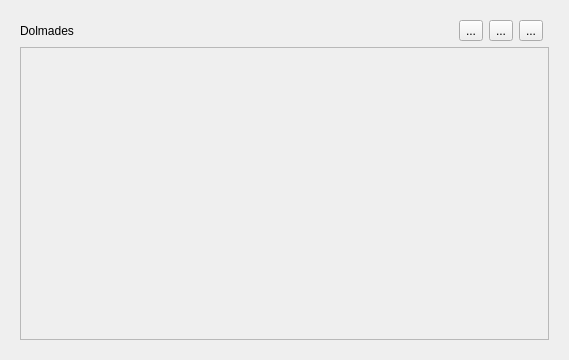
Before: the Qt Designer form dolmades/basewidget.ui in dolmades/dolmades-gui, drawn with Qt 5.
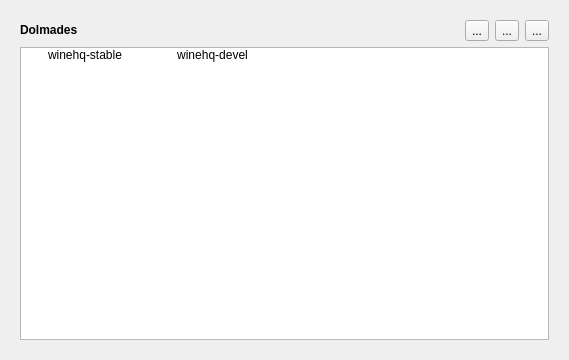
After: the same form once the commit is applied. Icons and pictures are not drawn.

The edit to the form file:
```diff
--- a/dolmades/basewidget.ui
+++ b/dolmades/basewidget.ui
@@ -48,38 +48,7 @@
        <item row="0" column="0">
         <widget class="QLabel" name="label">
          <property name="text">
-          <string>Dolmades</string>
-         </property>
-        </widget>
-       </item>
-       <item row="1" column="0" colspan="6">
-        <widget class="QScrollArea" name="scrollArea">
-         <property name="autoFillBackground">
-          <bool>true</bool>
-         </property>
-         <property name="widgetResizable">
-          <bool>true</bool>
-         </property>
-         <widget class="QWidget" name="scrollAreaWidgetContents">
-          <property name="geometry">
-           <rect>
-            <x>0</x>
-            <y>0</y>
-            <width>531</width>
-            <height>293</height>
-           </rect>
-          </property>
-         </widget>
-        </widget>
-       </item>
-       <item row="0" column="3">
-        <widget class="QToolButton" name="toolButton_2">
-         <property name="text">
-          <string>...</string>
-         </property>
-         <property name="icon">
-          <iconset resource="resources.qrc">
-           <normaloff>:/icons/add.png</normaloff>:/icons/add.png</iconset>
+          <string>&lt;html&gt;&lt;head/&gt;&lt;body&gt;&lt;p&gt;&lt;span style=&quot; font-weight:600;&quot;&gt;Dolmades&lt;/span&gt;&lt;/p&gt;&lt;/body&gt;&lt;/html&gt;</string>
          </property>
         </widget>
        </item>
@@ -94,6 +63,63 @@
          </property>
         </widget>
        </item>
+       <item row="0" column="3">
+        <widget class="QToolButton" name="toolButton_2">
+         <property name="toolTip">
+          <string>add a dolmade...</string>
+         </property>
+         <property name="text">
+          <string>...</string>
+         </property>
+         <property name="icon">
+          <iconset resource="resources.qrc">
+           <normaloff>:/icons/add.png</normaloff>:/icons/add.png</iconset>
+         </property>
+        </widget>
+       </item>
+       <item row="1" column="0" colspan="5">
+        <widget class="QListWidget" name="dolmadesListWidget">
+         <property name="movement">
+          <enum>QListView::Snap</enum>
+         </property>
+         <property name="resizeMode">
+          <enum>QListView::Adjust</enum>
+         </property>
+         <property name="gridSize">
+          <size>
+           <width>128</width>
+           <height>128</height>
+          </size>
+         </property>
+         <property name="viewMode">
+          <enum>QListView::IconMode</enum>
+         </property>
+         <item>
+          <property name="text">
+           <string>winehq-stable</string>
+          </property>
+          <property name="toolTip">
+           <string>&lt;html&gt;&lt;head/&gt;&lt;body&gt;&lt;p&gt;&lt;span style=&quot; font-weight:600; font-style:italic;&quot;&gt;recipe&lt;/span&gt;&lt;span style=&quot; font-style:italic;&quot;&gt;: &lt;/span&gt;winehq-stable&lt;/p&gt;&lt;p&gt;&lt;span style=&quot; font-weight:600; font-style:italic;&quot;&gt;ingredients&lt;/span&gt;&lt;span style=&quot; font-style:italic;&quot;&gt;: &lt;/span&gt;&lt;/p&gt;&lt;p&gt;docker://dolmades/winehq-stable&lt;/p&gt;&lt;/body&gt;&lt;/html&gt;</string>
+          </property>
+          <property name="icon">
+           <iconset resource="resources.qrc">
+            <normaloff>:/icons/dolmade_green.png</normaloff>:/icons/dolmade_green.png</iconset>
+          </property>
+         </item>
+         <item>
+          <property name="text">
+           <string>winehq-devel</string>
+          </property>
+          <property name="toolTip">
+           <string>&lt;html&gt;&lt;head/&gt;&lt;body&gt;&lt;p&gt;&lt;span style=&quot; font-style:italic;&quot;&gt;base:&lt;/span&gt; dolmades/winehq-devel&lt;/p&gt;&lt;p&gt;&lt;span style=&quot; font-style:italic;&quot;&gt;recipe: none&lt;/span&gt;&lt;/p&gt;&lt;p&gt;&lt;span style=&quot; font-style:italic;&quot;&gt;ingredients: none&lt;/span&gt;&lt;/p&gt;&lt;/body&gt;&lt;/html&gt;</string>
+          </property>
+          <property name="icon">
+           <iconset resource="resources.qrc">
+            <normaloff>:/icons/dolmade_green.png</normaloff>:/icons/dolmade_green.png</iconset>
+          </property>
+         </item>
+        </widget>
+       </item>
       </layout>
      </widget>
      <widget class="QWidget" name="recipesWidget">
```
Left out of the diff: 168 changed lines with no effect on the pictures.
